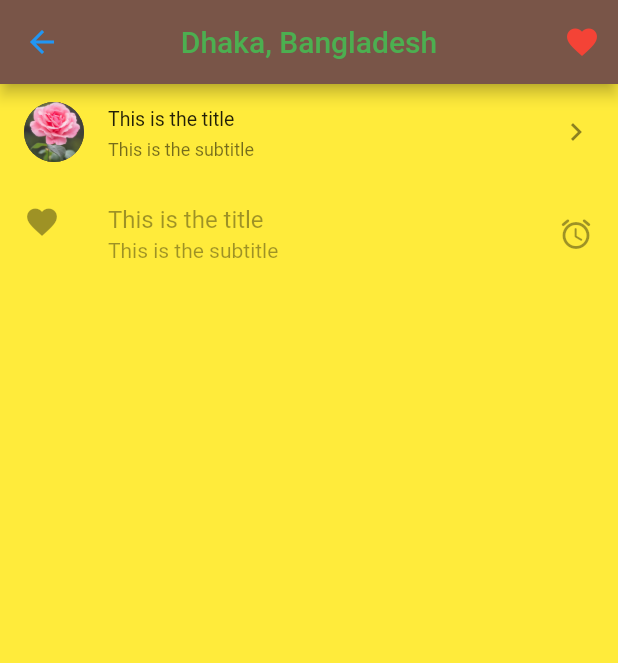
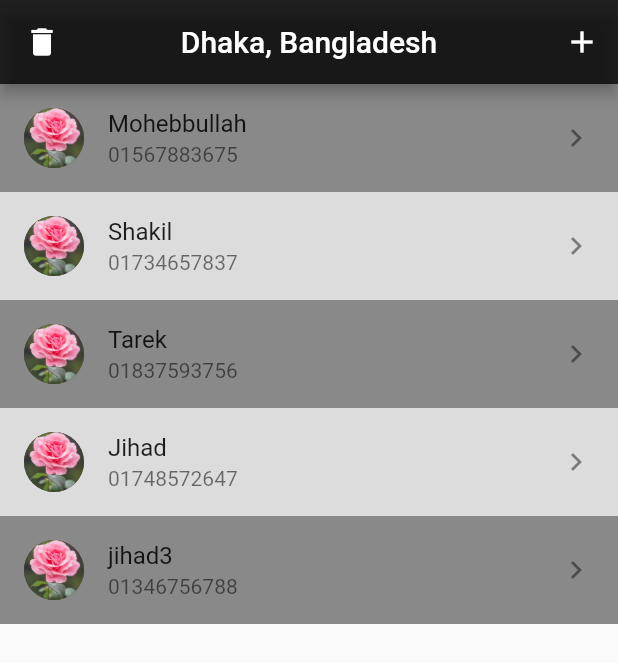
Before and after one commit to TarekFaysal/flutter_project_1, a Flutter app: the screen it shows after launch, on a phone screen of 412 x 824 dp. Shown: the top 663 px of the screen. Run offline on Flutter 3.47's test engine with Material 2 defaults, Android fonts, the phone set to English and light mode, and no system bars.

```diff
--- a/lib/main.dart
+++ b/lib/main.dart
@@ -28,7 +28,6 @@ class MyApp extends StatelessWidget {
         visualDensity: VisualDensity.adaptivePlatformDensity,
       ),
       home: WelcomeScreen(),
-
     );
   }
 }
--- a/lib/screens/welcome/welcome_screen.dart
+++ b/lib/screens/welcome/welcome_screen.dart
@@ -8,55 +8,63 @@ class WelcomeScreen extends StatefulWidget {
 }
 
 class _WelcomeScreenState extends State<WelcomeScreen> {
-  int counter = 0;
-  Color myColor = Colors.red;
+  List<String> names = ["Mohebbullah", "Shakil", "Tarek", "Jihad", "jihad3"];
+
+  List<String> phoneNumbers = [
+    "01567883675",
+    "01734657837",
+    "01837593756",
+    "01748572647",
+    "01346756788"
+  ];
 
   @override
   Widget build(BuildContext context) {
     return Scaffold(
         appBar: AppBar(
+          backgroundColor: Colors.black87,
           centerTitle: true,
           title:
-              Text("Dhaka, Bangladesh", style: TextStyle(color: Colors.green)),
+              Text("Dhaka, Bangladesh", style: TextStyle(color: Colors.white)),
           actions: [
             IconButton(
                 icon: Icon(
-                  Icons.favorite,
-                  color: Colors.red,
+                  Icons.add,
+                  color: Colors.white,
                 ),
-                onPressed: null),
+                onPressed: () {
+                  setState(() {
+                    if (names.length < 20) {
+                      names.add("Hridoy");
+                      phoneNumbers.add("01456767865");
+                    }
+                  });
+                }),
           ],
           leading: IconButton(
-            onPressed: null,
-            icon: Icon(Icons.arrow_back, color: Colors.blue),
+            onPressed: () {
+              setState(() {
+                if (names.length != 0) {
+                  names.remove(names.last);
+                  phoneNumbers.remove(phoneNumbers.last);
+                }
+              });
+            },
+            icon: Icon(Icons.delete, color: Colors.white),
           ),
         ),
-        body: Container(
-          color: Colors.yellow,
-          child: ListView(children: [
-            ListTile(
-              dense: true,
-              onTap: () {},
-              tileColor: Colors.blue,
-              leading: CircleAvatar(
-                backgroundImage: AssetImage("asset/images/flower.jpeg"),
-              ),
-              title: Text("This is the title"),
-              subtitle: Text("This is the subtitle"),
-              trailing: Icon(Icons.keyboard_arrow_right),
-            ),
-            ListTile(
-              enabled: false,
-              shape: RoundedRectangleBorder(
-                  borderRadius: BorderRadius.circular(110.0)),
-              onTap: () {},
-              //  tileColor: Colors.red,
-              leading: Icon(Icons.favorite),
-              title: Text("This is the title"),
-              subtitle: Text("This is the subtitle"),
-              trailing: Icon(Icons.access_alarm_rounded),
-            ),
-          ]),
-        ));
+        body: ListView.builder(
+            itemCount: names.length,
+            itemBuilder: (context, index) {
+              return ListTile(
+                leading: CircleAvatar(
+                  backgroundImage: AssetImage("asset/images/flower.jpeg"),
+                ),
+                tileColor: (index % 2 == 0) ? Colors.black45 : Colors.black12,
+                title: Text(names[index]),
+                subtitle: Text(phoneNumbers[index]),
+                trailing: Icon(Icons.keyboard_arrow_right),
+              );
+            }));
   }
 }
```
